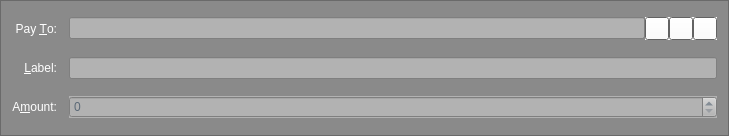
Sterlingcoin/Sterlingcoin-1.6.2.0-Release, file src/qt/forms/sendcoinsentry.ui: the form before one commit.
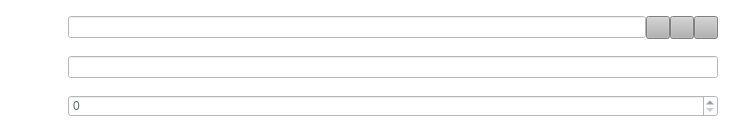
The form after the commit. Icons and pictures are not drawn. Custom widgets are drawn as their Qt base class.

Diff of the .ui file:
```diff
--- a/src/qt/forms/sendcoinsentry.ui
+++ b/src/qt/forms/sendcoinsentry.ui
@@ -24,10 +24,10 @@
      </colorrole>
      <colorrole role="Button">
       <brush brushstyle="SolidPattern">
-       <color alpha="255">
-        <red>255</red>
-        <green>255</green>
-        <blue>255</blue>
+       <color alpha="0">
+        <red>0</red>
+        <green>0</green>
+        <blue>0</blue>
        </color>
       </brush>
      </colorrole>
@@ -96,19 +96,19 @@
      </colorrole>
      <colorrole role="Base">
       <brush brushstyle="SolidPattern">
-       <color alpha="255">
-        <red>255</red>
-        <green>255</green>
-        <blue>255</blue>
+       <color alpha="0">
+        <red>0</red>
+        <green>0</green>
+        <blue>0</blue>
        </color>
       </brush>
      </colorrole>
      <colorrole role="Window">
       <brush brushstyle="SolidPattern">
-       <color alpha="255">
-        <red>138</red>
-        <green>138</green>
-        <blue>138</blue>
+       <color alpha="0">
+        <red>0</red>
+        <green>0</green>
+        <blue>0</blue>
        </color>
       </brush>
      </colorrole>
@@ -161,10 +161,10 @@
      </colorrole>
      <colorrole role="Button">
       <brush brushstyle="SolidPattern">
-       <color alpha="255">
-        <red>255</red>
-        <green>255</green>
-        <blue>255</blue>
+       <color alpha="0">
+        <red>0</red>
+        <green>0</green>
+        <blue>0</blue>
        </color>
       </brush>
      </colorrole>
@@ -233,19 +233,19 @@
      </colorrole>
      <colorrole role="Base">
       <brush brushstyle="SolidPattern">
-       <color alpha="255">
-        <red>255</red>
-        <green>255</green>
-        <blue>255</blue>
+       <color alpha="0">
+        <red>0</red>
+        <green>0</green>
+        <blue>0</blue>
        </color>
       </brush>
      </colorrole>
      <colorrole role="Window">
       <brush brushstyle="SolidPattern">
-       <color alpha="255">
-        <red>138</red>
-        <green>138</green>
-        <blue>138</blue>
+       <color alpha="0">
+        <red>0</red>
+        <green>0</green>
+        <blue>0</blue>
        </color>
       </brush>
      </colorrole>
@@ -298,10 +298,10 @@
      </colorrole>
      <colorrole role="Button">
       <brush brushstyle="SolidPattern">
-       <color alpha="255">
-        <red>255</red>
-        <green>255</green>
-        <blue>255</blue>
+       <color alpha="0">
+        <red>0</red>
+        <green>0</green>
+        <blue>0</blue>
        </color>
       </brush>
      </colorrole>
@@ -370,19 +370,19 @@
      </colorrole>
      <colorrole role="Base">
       <brush brushstyle="SolidPattern">
-       <color alpha="255">
-        <red>138</red>
-        <green>138</green>
-        <blue>138</blue>
+       <color alpha="0">
+        <red>0</red>
+        <green>0</green>
+        <blue>0</blue>
        </color>
       </brush>
      </colorrole>
      <colorrole role="Window">
       <brush brushstyle="SolidPattern">
-       <color alpha="255">
-        <red>138</red>
-        <green>138</green>
-        <blue>138</blue>
+       <color alpha="0">
+        <red>0</red>
+        <green>0</green>
+        <blue>0</blue>
        </color>
       </brush>
      </colorrole>
@@ -428,14 +428,14 @@
   <property name="windowTitle">
    <string>Form</string>
   </property>
-  <property name="autoFillBackground">
-   <bool>true</bool>
+  <property name="styleSheet">
+   <string notr="true">background: transparent;</string>
   </property>
   <property name="frameShape">
-   <enum>QFrame::StyledPanel</enum>
+   <enum>QFrame::NoFrame</enum>
   </property>
   <property name="frameShadow">
-   <enum>QFrame::Sunken</enum>
+   <enum>QFrame::Plain</enum>
   </property>
   <layout class="QGridLayout" name="gridLayout">
    <property name="spacing">
@@ -457,28 +457,28 @@
         </colorrole>
         <colorrole role="Button">
          <brush brushstyle="SolidPattern">
-          <color alpha="255">
-           <red>138</red>
-           <green>138</green>
-           <blue>138</blue>
+          <color alpha="0">
+           <red>0</red>
+           <green>0</green>
+           <blue>0</blue>
           </color>
          </brush>
         </colorrole>
         <colorrole role="Base">
          <brush brushstyle="SolidPattern">
-          <color alpha="255">
-           <red>138</red>
-           <green>138</green>
-           <blue>138</blue>
+          <color alpha="0">
+           <red>0</red>
+           <green>0</green>
+           <blue>0</blue>
           </color>
          </brush>
         </colorrole>
         <colorrole role="Window">
          <brush brushstyle="SolidPattern">
-          <color alpha="255">
-           <red>138</red>
-           <green>138</green>
-           <blue>138</blue>
+          <color alpha="0">
+           <red>0</red>
+           <green>0</green>
+           <blue>0</blue>
           </color>
          </brush>
         </colorrole>
@@ -495,28 +495,28 @@
         </colorrole>
         <colorrole role="Button">
          <brush brushstyle="SolidPattern">
-          <color alpha="255">
-           <red>138</red>
-           <green>138</green>
-           <blue>138</blue>
+          <color alpha="0">
+           <red>0</red>
+           <green>0</green>
+           <blue>0</blue>
           </color>
          </brush>
         </colorrole>
         <colorrole role="Base">
          <brush brushstyle="SolidPattern">
-          <color alpha="255">
-           <red>138</red>
-           <green>138</green>
-           <blue>138</blue>
+          <color alpha="0">
+           <red>0</red>
+           <green>0</green>
+           <blue>0</blue>
           </color>
          </brush>
         </colorrole>
         <colorrole role="Window">
          <brush brushstyle="SolidPattern">
-          <color alpha="255">
-           <red>138</red>
-           <green>138</green>
-           <blue>138</blue>
+          <color alpha="0">
+           <red>0</red>
+           <green>0</green>
+           <blue>0</blue>
           </color>
          </brush>
         </colorrole>
@@ -533,39 +533,39 @@
         </colorrole>
         <colorrole role="Button">
          <brush brushstyle="SolidPattern">
-          <color alpha="255">
-           <red>138</red>
-           <green>138</green>
-           <blue>138</blue>
+          <color alpha="0">
+           <red>0</red>
+           <green>0</green>
+           <blue>0</blue>
           </color>
          </brush>
         </colorrole>
         <colorrole role="Base">
          <brush brushstyle="SolidPattern">
-          <color alpha="255">
-           <red>138</red>
-           <green>138</green>
-           <blue>138</blue>
+          <color alpha="0">
+           <red>0</red>
+           <green>0</green>
+           <blue>0</blue>
           </color>
          </brush>
         </colorrole>
         <colorrole role="Window">
          <brush brushstyle="SolidPattern">
-          <color alpha="255">
-           <red>138</red>
-           <green>138</green>
-           <blue>138</blue>
+          <color alpha="0">
+           <red>0</red>
+           <green>0</green>
+           <blue>0</blue>
           </color>
          </brush>
         </colorrole>
        </disabled>
       </palette>
      </property>
-     <property name="autoFillBackground">
-      <bool>false</bool>
+     <property name="frameShape">
+      <enum>QFrame::NoFrame</enum>
      </property>
-     <property name="styleSheet">
-      <string notr="true">background-color: rgb(138, 138, 138);</string>
+     <property name="frameShadow">
+      <enum>QFrame::Plain</enum>
      </property>
      <property name="text">
       <string>A&amp;mount:</string>
@@ -594,28 +594,28 @@
         </colorrole>
         <colorrole role="Button">
          <brush brushstyle="SolidPattern">
-          <color alpha="255">
-           <red>138</red>
-           <green>138</green>
-           <blue>138</blue>
+          <color alpha="0">
+           <red>0</red>
+           <green>0</green>
+           <blue>0</blue>
           </color>
          </brush>
         </colorrole>
         <colorrole role="Base">
          <brush brushstyle="SolidPattern">
-          <color alpha="255">
-           <red>138</red>
-           <green>138</green>
-           <blue>138</blue>
+          <color alpha="0">
+           <red>0</red>
+           <green>0</green>
+           <blue>0</blue>
           </color>
          </brush>
         </colorrole>
         <colorrole role="Window">
          <brush brushstyle="SolidPattern">
-          <color alpha="255">
-           <red>138</red>
-           <green>138</green>
-           <blue>138</blue>
+          <color alpha="0">
+           <red>0</red>
+           <green>0</green>
+           <blue>0</blue>
           </color>
          </brush>
         </colorrole>
@@ -632,28 +632,28 @@
         </colorrole>
         <colorrole role="Button">
          <brush brushstyle="SolidPattern">
-          <color alpha="255">
-           <red>138</red>
-           <green>138</green>
-           <blue>138</blue>
+          <color alpha="0">
+           <red>0</red>
+           <green>0</green>
+           <blue>0</blue>
           </color>
          </brush>
         </colorrole>
         <colorrole role="Base">
          <brush brushstyle="SolidPattern">
-          <color alpha="255">
-           <red>138</red>
-           <green>138</green>
-           <blue>138</blue>
+          <color alpha="0">
+           <red>0</red>
+           <green>0</green>
+           <blue>0</blue>
           </color>
          </brush>
         </colorrole>
         <colorrole role="Window">
          <brush brushstyle="SolidPattern">
-          <color alpha="255">
-           <red>138</red>
-           <green>138</green>
-           <blue>138</blue>
+          <color alpha="0">
+           <red>0</red>
+           <green>0</green>
+           <blue>0</blue>
           </color>
          </brush>
         </colorrole>
@@ -670,39 +670,36 @@
         </colorrole>
         <colorrole role="Button">
          <brush brushstyle="SolidPattern">
-          <color alpha="255">
-           <red>138</red>
-           <green>138</green>
-           <blue>138</blue>
+          <color alpha="0">
+           <red>0</red>
+           <green>0</green>
+           <blue>0</blue>
           </color>
          </brush>
         </colorrole>
         <colorrole role="Base">
          <brush brushstyle="SolidPattern">
-          <color alpha="255">
-           <red>138</red>
-           <green>138</green>
-           <blue>138</blue>
+          <color alpha="0">
+           <red>0</red>
+           <green>0</green>
+           <blue>0</blue>
           </color>
          </brush>
         </colorrole>
         <colorrole role="Window">
          <brush brushstyle="SolidPattern">
-          <color alpha="255">
-           <red>138</red>
-           <green>138</green>
-           <blue>138</blue>
+          <color alpha="0">
+           <red>0</red>
+           <green>0</green>
+           <blue>0</blue>
           </color>
          </brush>
         </colorrole>
        </disabled>
       </palette>
      </property>
-     <property name="autoFillBackground">
-      <bool>false</bool>
-     </property>
-     <property name="styleSheet">
-      <string notr="true">background-color: rgb(138, 138, 138);</string>
+     <property name="frameShadow">
+      <enum>QFrame::Raised</enum>
      </property>
      <property name="text">
       <string>Pay &amp;To:</string>
@@ -732,9 +729,9 @@
         <colorrole role="Button">
          <brush brushstyle="SolidPattern">
           <color alpha="255">
-           <red>178</red>
-           <green>178</green>
-           <blue>178</blue>
+           <red>255</red>
+           <green>255</green>
+           <blue>255</blue>
           </color>
          </brush>
         </colorrole>
@@ -750,18 +747,18 @@
         <colorrole role="Base">
          <brush brushstyle="SolidPattern">
           <color alpha="255">
-           <red>178</red>
-           <green>178</green>
-           <blue>178</blue>
+           <red>255</red>
+           <green>255</green>
+           <blue>255</blue>
           </color>
          </brush>
         </colorrole>
         <colorrole role="Window">
          <brush brushstyle="SolidPattern">
           <color alpha="255">
-           <red>178</red>
-           <green>178</green>
-           <blue>178</blue>
+           <red>255</red>
+           <green>255</green>
+           <blue>255</blue>
           </color>
          </brush>
         </colorrole>
@@ -797,9 +794,9 @@
         <colorrole role="Button">
          <brush brushstyle="SolidPattern">
           <color alpha="255">
-           <red>178</red>
-           <green>178</green>
-           <blue>178</blue>
+           <red>255</red>
+           <green>255</green>
+           <blue>255</blue>
           </color>
          </brush>
         </colorrole>
@@ -815,18 +812,18 @@
         <colorrole role="Base">
          <brush brushstyle="SolidPattern">
           <color alpha="255">
-           <red>178</red>
-           <green>178</green>
-           <blue>178</blue>
+           <red>255</red>
+           <green>255</green>
+           <blue>255</blue>
           </color>
          </brush>
         </colorrole>
         <colorrole role="Window">
          <brush brushstyle="SolidPattern">
           <color alpha="255">
-           <red>178</red>
-           <green>178</green>
-           <blue>178</blue>
+           <red>255</red>
+           <green>255</green>
+           <blue>255</blue>
           </color>
          </brush>
         </colorrole>
@@ -862,9 +859,9 @@
         <colorrole role="Button">
          <brush brushstyle="SolidPattern">
           <color alpha="255">
-           <red>178</red>
-           <green>178</green>
-           <blue>178</blue>
+           <red>255</red>
+           <green>255</green>
+           <blue>255</blue>
           </color>
          </brush>
         </colorrole>
@@ -880,18 +877,18 @@
         <colorrole role="Base">
          <brush brushstyle="SolidPattern">
           <color alpha="255">
-           <red>178</red>
-           <green>178</green>
-           <blue>178</blue>
+           <red>255</red>
+           <green>255</green>
+           <blue>255</blue>
           </color>
          </brush>
         </colorrole>
         <colorrole role="Window">
          <brush brushstyle="SolidPattern">
           <color alpha="255">
-           <red>178</red>
-           <green>178</green>
-           <blue>178</blue>
+           <red>255</red>
+           <green>255</green>
+           <blue>255</blue>
           </color>
          </brush>
         </colorrole>
@@ -920,7 +917,7 @@
       <bool>true</bool>
      </property>
      <property name="styleSheet">
-      <string notr="true">background-color: rgb(178, 178, 178);</string>
+      <string notr="true">background-color: rgb(255, 255, 255);</string>
      </property>
     </widget>
    </item>
@@ -949,9 +946,9 @@
           <colorrole role="Button">
            <brush brushstyle="SolidPattern">
             <color alpha="255">
-             <red>178</red>
-             <green>178</green>
-             <blue>178</blue>
+             <red>255</red>
+             <green>255</green>
+             <blue>255</blue>
             </color>
            </brush>
           </colorrole>
@@ -967,18 +964,18 @@
           <colorrole role="Base">
            <brush brushstyle="SolidPattern">
             <color alpha="255">
-             <red>178</red>
-             <green>178</green>
-             <blue>178</blue>
+             <red>255</red>
+             <green>255</green>
+             <blue>255</blue>
             </color>
            </brush>
           </colorrole>
           <colorrole role="Window">
            <brush brushstyle="SolidPattern">
             <color alpha="255">
-             <red>178</red>
-             <green>178</green>
-             <blue>178</blue>
+             <red>255</red>
+             <green>255</green>
+             <blue>255</blue>
             </color>
            </brush>
           </colorrole>
@@ -1014,9 +1011,9 @@
           <colorrole role="Button">
            <brush brushstyle="SolidPattern">
             <color alpha="255">
-             <red>178</red>
-             <green>178</green>
-             <blue>178</blue>
+             <red>255</red>
+             <green>255</green>
+             <blue>255</blue>
             </color>
            </brush>
           </colorrole>
@@ -1032,18 +1029,18 @@
           <colorrole role="Base">
            <brush brushstyle="SolidPattern">
             <color alpha="255">
-             <red>178</red>
-             <green>178</green>
-             <blue>178</blue>
+             <red>255</red>
+             <green>255</green>
+             <blue>255</blue>
             </color>
            </brush>
           </colorrole>
           <colorrole role="Window">
            <brush brushstyle="SolidPattern">
             <color alpha="255">
-             <red>178</red>
-             <green>178</green>
-             <blue>178</blue>
+             <red>255</red>
+             <green>255</green>
+             <blue>255</blue>
             </color>
            </brush>
           </colorrole>
@@ -1079,9 +1076,9 @@
           <colorrole role="Button">
            <brush brushstyle="SolidPattern">
             <color alpha="255">
-             <red>178</red>
-             <green>178</green>
-             <blue>178</blue>
+             <red>255</red>
+             <green>255</green>
+             <blue>255</blue>
             </color>
            </brush>
           </colorrole>
@@ -1097,18 +1094,18 @@
           <colorrole role="Base">
            <brush brushstyle="SolidPattern">
             <color alpha="255">
-             <red>178</red>
-             <green>178</green>
-             <blue>178</blue>
+             <red>255</red>
+             <green>255</green>
+             <blue>255</blue>
             </color>
            </brush>
           </colorrole>
           <colorrole role="Window">
            <brush brushstyle="SolidPattern">
             <color alpha="255">
-             <red>178</red>
-             <green>178</green>
-             <blue>178</blue>
+             <red>255</red>
+             <green>255</green>
+             <blue>255</blue>
             </color>
            </brush>
           </colorrole>
@@ -1137,7 +1134,7 @@
         <string>Enter a label for this address to add it to your address book</string>
        </property>
        <property name="styleSheet">
-        <string notr="true">background-color: rgb(178, 178, 178);</string>
+        <string notr="true">background-color: rgb(255, 255, 255);</string>
        </property>
       </widget>
      </item>
@@ -1159,28 +1156,28 @@
         </colorrole>
         <colorrole role="Button">
          <brush brushstyle="SolidPattern">
-          <color alpha="255">
-           <red>138</red>
-           <green>138</green>
-           <blue>138</blue>
+          <color alpha="0">
+           <red>0</red>
+           <green>0</green>
+           <blue>0</blue>
           </color>
          </brush>
         </colorrole>
         <colorrole role="Base">
          <brush brushstyle="SolidPattern">
-          <color alpha="255">
-           <red>138</red>
-           <green>138</green>
-           <blue>138</blue>
+          <color alpha="0">
+           <red>0</red>
+           <green>0</green>
+           <blue>0</blue>
           </color>
          </brush>
         </colorrole>
         <colorrole role="Window">
          <brush brushstyle="SolidPattern">
-          <color alpha="255">
-           <red>138</red>
-           <green>138</green>
-           <blue>138</blue>
+          <color alpha="0">
+           <red>0</red>
+           <green>0</green>
+           <blue>0</blue>
           </color>
          </brush>
         </colorrole>
@@ -1197,28 +1194,28 @@
         </colorrole>
         <colorrole role="Button">
          <brush brushstyle="SolidPattern">
-          <color alpha="255">
-           <red>138</red>
-           <green>138</green>
-           <blue>138</blue>
+          <color alpha="0">
+           <red>0</red>
+           <green>0</green>
+           <blue>0</blue>
           </color>
          </brush>
         </colorrole>
         <colorrole role="Base">
          <brush brushstyle="SolidPattern">
-          <color alpha="255">
-           <red>138</red>
-           <green>138</green>
-           <blue>138</blue>
+          <color alpha="0">
+           <red>0</red>
+           <green>0</green>
+           <blue>0</blue>
           </color>
          </brush>
         </colorrole>
         <colorrole role="Window">
          <brush brushstyle="SolidPattern">
-          <color alpha="255">
-           <red>138</red>
-           <green>138</green>
-           <blue>138</blue>
+          <color alpha="0">
+           <red>0</red>
+           <green>0</green>
+           <blue>0</blue>
           </color>
          </brush>
         </colorrole>
@@ -1235,39 +1232,36 @@
         </colorrole>
         <colorrole role="Button">
          <brush brushstyle="SolidPattern">
-          <color alpha="255">
-           <red>138</red>
-           <green>138</green>
-           <blue>138</blue>
+          <color alpha="0">
+           <red>0</red>
+           <green>0</green>
+           <blue>0</blue>
           </color>
          </brush>
         </colorrole>
         <colorrole role="Base">
          <brush brushstyle="SolidPattern">
-          <color alpha="255">
-           <red>138</red>
-           <green>138</green>
-           <blue>138</blue>
+          <color alpha="0">
+           <red>0</red>
+           <green>0</green>
+           <blue>0</blue>
           </color>
          </brush>
         </colorrole>
         <colorrole role="Window">
          <brush brushstyle="SolidPattern">
-          <color alpha="255">
-           <red>138</red>
-           <green>138</green>
-           <blue>138</blue>
+          <color alpha="0">
+           <red>0</red>
+           <green>0</green>
+           <blue>0</blue>
           </color>
          </brush>
         </colorrole>
        </disabled>
       </palette>
      </property>
-     <property name="autoFillBackground">
-      <bool>false</bool>
-     </property>
-     <property name="styleSheet">
-      <string notr="true">background-color: rgb(138, 138, 138);</string>
+     <property name="frameShadow">
+      <enum>QFrame::Raised</enum>
      </property>
      <property name="text">
       <string>&amp;Label:</string>
@@ -1302,9 +1296,9 @@
           <colorrole role="Button">
            <brush brushstyle="SolidPattern">
             <color alpha="255">
-             <red>178</red>
-             <green>178</green>
-             <blue>178</blue>
+             <red>255</red>
+             <green>255</green>
+             <blue>255</blue>
             </color>
            </brush>
           </colorrole>
@@ -1320,18 +1314,18 @@
           <colorrole role="Base">
            <brush brushstyle="SolidPattern">
             <color alpha="255">
-             <red>178</red>
-             <green>178</green>
-             <blue>178</blue>
+             <red>255</red>
+             <green>255</green>
+             <blue>255</blue>
             </color>
            </brush>
           </colorrole>
           <colorrole role="Window">
            <brush brushstyle="SolidPattern">
             <color alpha="255">
-             <red>178</red>
-             <green>178</green>
-             <blue>178</blue>
+             <red>255</red>
+             <green>255</green>
+             <blue>255</blue>
             </color>
            </brush>
           </colorrole>
@@ -1367,9 +1361,9 @@
           <colorrole role="Button">
            <brush brushstyle="SolidPattern">
             <color alpha="255">
-             <red>178</red>
-             <green>178</green>
-             <blue>178</blue>
+             <red>255</red>
+             <green>255</green>
+             <blue>255</blue>
             </color>
            </brush>
           </colorrole>
@@ -1385,18 +1379,18 @@
           <colorrole role="Base">
            <brush brushstyle="SolidPattern">
             <color alpha="255">
-             <red>178</red>
-             <green>178</green>
-             <blue>178</blue>
+             <red>255</red>
+             <green>255</green>
+             <blue>255</blue>
             </color>
            </brush>
           </colorrole>
           <colorrole role="Window">
            <brush brushstyle="SolidPattern">
             <color alpha="255">
-             <red>178</red>
-             <green>178</green>
-             <blue>178</blue>
+             <red>255</red>
+             <green>255</green>
+             <blue>255</blue>
             </color>
            </brush>
           </colorrole>
@@ -1432,9 +1426,9 @@
           <colorrole role="Button">
            <brush brushstyle="SolidPattern">
             <color alpha="255">
-             <red>178</red>
-             <green>178</green>
-             <blue>178</blue>
+             <red>255</red>
+             <green>255</green>
+             <blue>255</blue>
             </color>
            </brush>
           </colorrole>
@@ -1450,18 +1444,18 @@
           <colorrole role="Base">
            <brush brushstyle="SolidPattern">
             <color alpha="255">
-             <red>178</red>
-             <green>178</green>
-             <blue>178</blue>
+             <red>255</red>
+             <green>255</green>
+             <blue>255</blue>
             </color>
            </brush>
           </colorrole>
           <colorrole role="Window">
            <brush brushstyle="SolidPattern">
             <color alpha="255">
-             <red>178</red>
-             <green>178</green>
-             <blue>178</blue>
+             <red>255</red>
+             <green>255</green>
+             <blue>255</blue>
             </color>
            </brush>
           </colorrole>
@@ -1490,7 +1484,7 @@
         <string>The address to send the payment to  (e.g. Sjz75uKHzUQJnSdzvpiigEGxseKkDhQToX)</string>
        </property>
        <property name="styleSheet">
-        <string notr="true">background-color: rgb(178, 178, 178);</string>
+        <string notr="true">background-color: rgb(255, 255, 255);</string>
        </property>
        <property name="maxLength">
         <number>34</number>
@@ -1502,8 +1496,9 @@
        <property name="toolTip">
         <string>Choose address from address book</string>
        </property>
-       <property name="autoFillBackground">
-        <bool>true</bool>
+       <property name="styleSheet">
+        <string notr="true">background-color: rgb(178,178,178);
+color: rgb(255,255,255);</string>
        </property>
        <property name="text">
         <string/>
@@ -1522,8 +1517,9 @@
        <property name="toolTip">
         <string>Paste address from clipboard</string>
        </property>
-       <property name="autoFillBackground">
-        <bool>true</bool>
+       <property name="styleSheet">
+        <string notr="true">background-color: rgb(178,178,178);
+color: rgb(255,255,255);</string>
        </property>
        <property name="text">
         <string/>
@@ -1542,8 +1538,9 @@
        <property name="toolTip">
         <string>Remove this recipient</string>
        </property>
-       <property name="autoFillBackground">
-        <bool>true</bool>
+       <property name="styleSheet">
+        <string notr="true">background-color: rgb(178,178,178);
+color: rgb(255,255,255);</string>
        </property>
        <property name="text">
         <string/>
```
